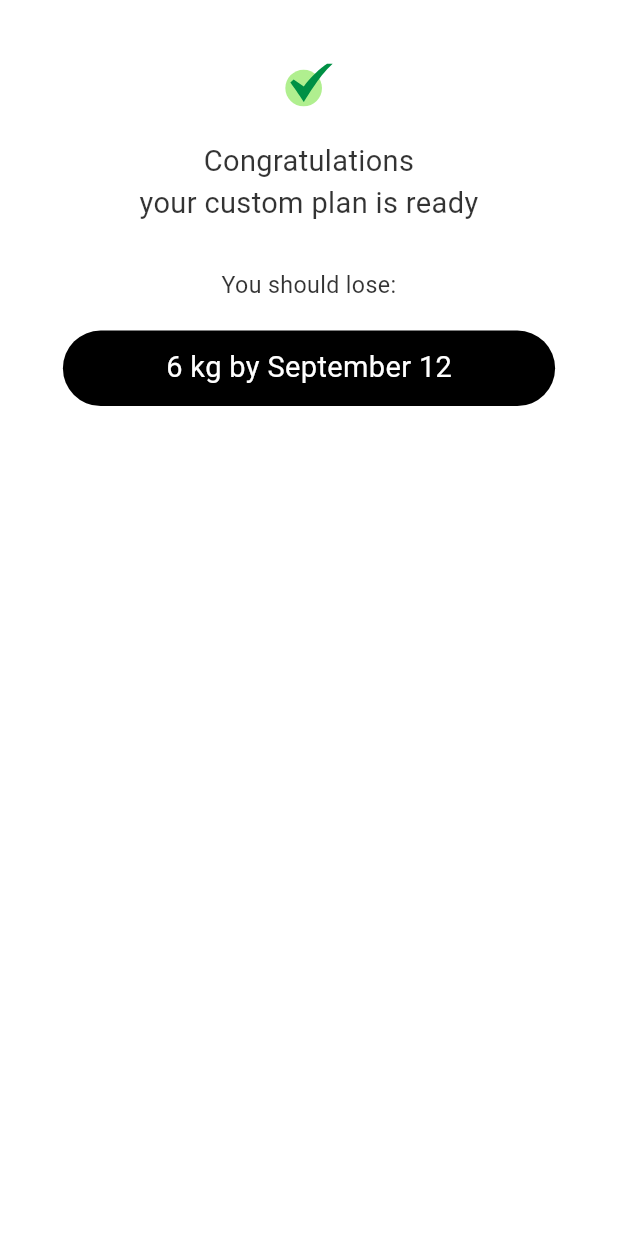
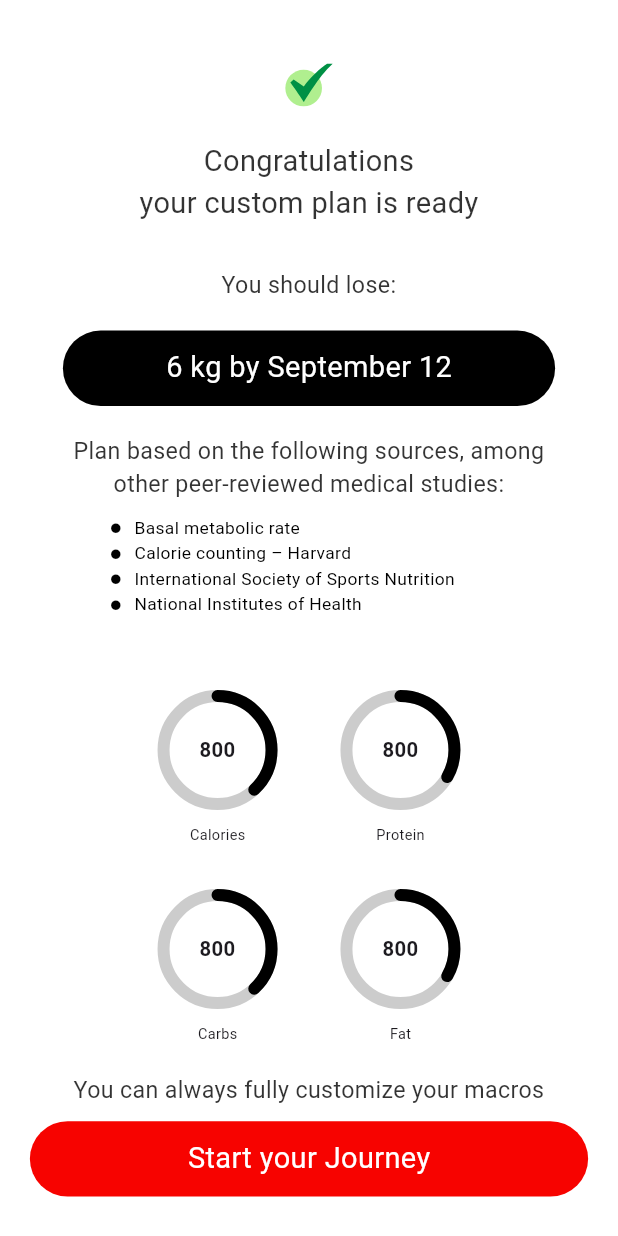
Before and after one commit to marceloferraro3/SF-App, a Flutter app: the InfoCongratulationScreen screen opened by its route, on a phone screen of 412 x 824 dp. Run offline on Flutter 3.47's test engine with Material 3 defaults, Android fonts, the phone set to English and light mode, and no system bars; drawn by our look-alikes of percent_indicator; our stand-ins replace cached_network_image, carousel_slider, flutter_screenutil, flutter_spinkit, flutter_svg, fluttertoast and 6 more; missing offline and left inert: mime_type; accounts and stored records are empty; Roboto replaces fonts that are missing (Poppins-Regular); project files that could hold a hidden picture were left out.

Commit message:
congra screen done

```diff
--- a/lib/viwes/screens/auths/info/info_congratulation_screen.dart
+++ b/lib/viwes/screens/auths/info/info_congratulation_screen.dart
@@ -1,6 +1,7 @@
 import 'package:flutter/material.dart';
 import 'package:get/get.dart';
 import 'package:flutter_screenutil/flutter_screenutil.dart';
+import 'package:percent_indicator/circular_percent_indicator.dart';
 
 import 'package:go_router/go_router.dart';
 import 'package:flutter_svg/flutter_svg.dart';
@@ -25,7 +26,6 @@ class InfoCongratulationScreen extends StatelessWidget {
             SizedBox(height: 30.h,),
             CustomText(text: "You should lose:",),
             SizedBox(height: 20.h,),
-
             Align(
               alignment: Alignment.center,
               child: Padding(
@@ -34,15 +34,122 @@ class InfoCongratulationScreen extends StatelessWidget {
                   color: Colors.black,
                   title: '6 kg by September 12'.tr,
                   onpress: () {
-                  //  context.pushNamed(RouteNames.calculateMacros);
+                    //  context.pushNamed(RouteNames.calculateMacros);
                     // Validate and trigger sign up
 
                   },
                 ),
               ),
             ),
+            SizedBox(height: 20.h,),
+
+            CustomText(text: "Plan based on the following sources, among \nother peer-reviewed medical studies:",),
+            SizedBox(height: 10.h,),
+            Center(child: BulletPointList()),
+
+            SizedBox(height: 20.h),
+            Row(
+              mainAxisAlignment: MainAxisAlignment.center,
+              children: [
+                _buildMacroProgress(800, 2100, Colors.black, "Calories"),
+                SizedBox(width: 40.w,),
+                _buildMacroProgress(800, 2400, Colors.black, "Protein"),
+              ],
+            ),
+            Row(
+              mainAxisAlignment: MainAxisAlignment.center,
+              children: [
+                _buildMacroProgress(800, 2100, Colors.black, "Carbs"),
+                SizedBox(width: 40.w,),
+                _buildMacroProgress(800, 2400, Colors.black, "Fat"),
+              ],
+            ),
+            SizedBox(height: 20.h),
+            CustomText(text: "You can always fully customize your macros",),
+            SizedBox(height: 10.h),
+            Align(
+              alignment: Alignment.center,
+              child: CustomButtonCommon(
+                title: 'Start your Journey'.tr,
+                onpress: () {
+                //  context.pushNamed(RouteNames.calculateMacros);
+                  // Validate and trigger sign up
+
+                },
+              ),
+            ),
+
+
           ],
         )
     ));
   }
+
+  Widget _buildMacroProgress(int value, int total, Color color,String dailyWeek) {
+    return Column(
+      crossAxisAlignment: CrossAxisAlignment.center,
+      children: [
+        SizedBox(height: 20.h,),
+
+        SizedBox(height: 10.h,),
+        CircularPercentIndicator(
+          radius: 40.0,
+          lineWidth: 8.0,
+          percent: value / total, // Fill based on the value and total
+          center: Text(
+            "$value", // Show only the current value
+            style: TextStyle(
+              fontSize: 14.sp,
+              fontWeight: FontWeight.bold,
+            ),
+            textAlign: TextAlign.center,
+          ),
+          progressColor: color, // Color of the progress circle
+          backgroundColor: color.withOpacity(0.2), // Subtle background circle
+          circularStrokeCap: CircularStrokeCap.round, // Optional: Round the edges of the progress stroke
+        ),
+
+
+        SizedBox(height: 10.h),
+        Text('${dailyWeek}',style: TextStyle(fontSize: 10.sp,),),
+      ],
+    );
+  }
+
 }
+
+class BulletPointList extends StatelessWidget {
+  final List<String> sources = [
+    "Basal metabolic rate",
+    "Calorie counting – Harvard",
+    "International Society of Sports Nutrition",
+    "National Institutes of Health",
+  ];
+
+  @override
+  Widget build(BuildContext context) {
+    return Column(
+      crossAxisAlignment: CrossAxisAlignment.center,
+      children: sources.map((source) {
+        return Row(
+          crossAxisAlignment: CrossAxisAlignment.center,
+          mainAxisAlignment: MainAxisAlignment.center,
+          children: [
+            SizedBox(width: 70.w),
+            Icon(Icons.circle, size: 8.sp, color: Colors.black),
+            SizedBox(width: 8.w),
+            Expanded(
+              child: Text(
+                source,
+                style: TextStyle(
+                  fontSize: 12.sp,
+                  color: Colors.black,
+                ),
+              ),
+            ),
+          ],
+        );
+      }).toList(),
+    );
+  }
+}
--- a/pubspec.yaml
+++ b/pubspec.yaml
@@ -67,6 +67,7 @@ dev_dependencies:
   go_router: ^16.1.0
   carousel_slider: ^5.0.0
 
+
 # For information on the generic Dart part of this file, see the
 # following page: https://dart.dev/tools/pub/pubspec
 
```
